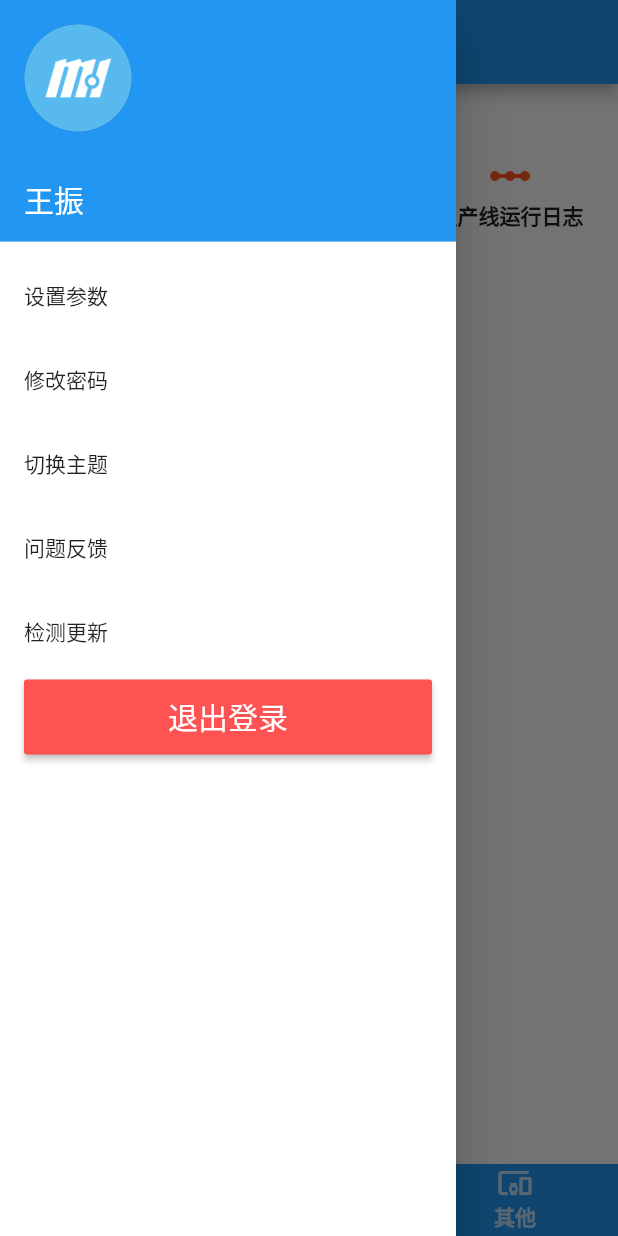
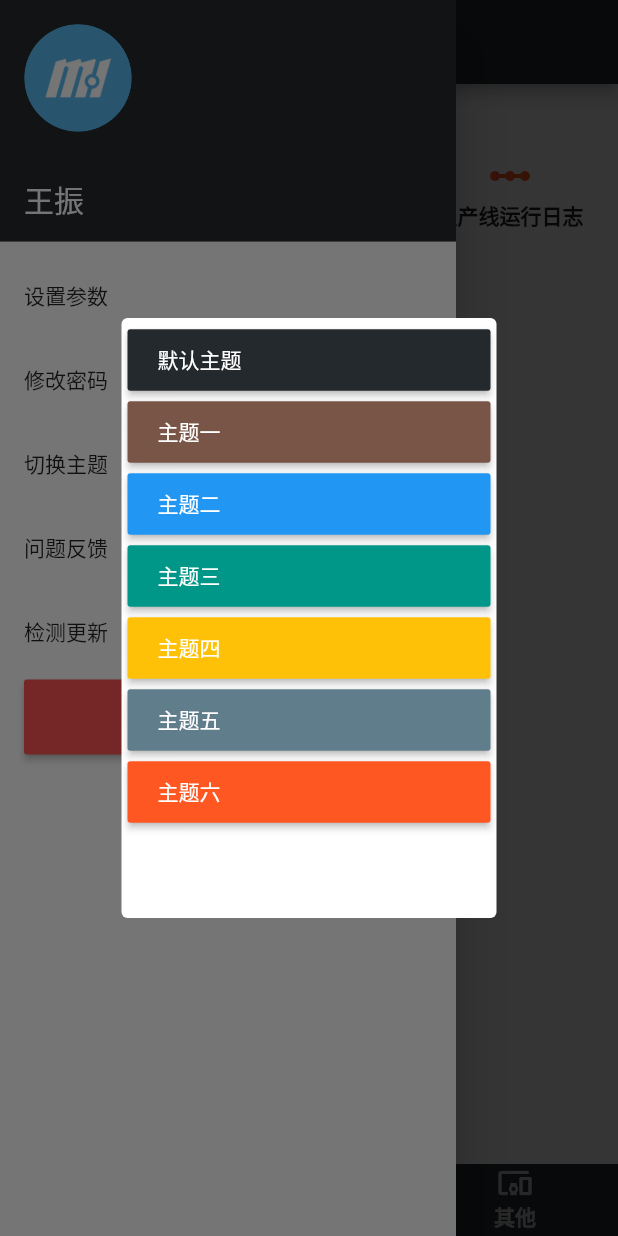
Before and after one commit to bp1907/wanmatest, a Flutter app: the HomePage screen opened by its route, in the side drawer, after a tap on "切换主题", on a phone screen of 412 x 824 dp. Run offline on Flutter 3.47's test engine with Material 2 defaults, Android fonts, the phone set to English and light mode, and no system bars; our stand-ins replace flutter_redux, redux, shared_preferences; accounts and stored records are empty; statements that could not run were skipped.

Commit message:
万马app测试

```diff
--- a/lib/common/model/User.dart
+++ b/lib/common/model/User.dart
@@ -0,0 +1,9 @@
+class User {
+  String userName;
+  String password;
+
+  User(this.userName,this.password);
+
+  // 命名构造函数
+  User.empty();
+}
--- /dev/null
+++ b/lib/common/redux/theme_data_reducer.dart
@@ -0,0 +1,23 @@
+import 'package:flutter/material.dart';
+import 'package:redux/redux.dart';
+
+///通过 flutter_redux 的 combineReducers，实现 Reducer 方法
+final themeDataReducer = combineReducers<ThemeData>([
+  ///将 Action 、处理 Action 的方法、State 绑定
+  TypedReducer<ThemeData,RefreshThemeDataAction>(_refresh),
+]);
+
+///定义处理 Action 行为的方法，返回新的 State
+ThemeData _refresh(ThemeData themeData, action) {
+  themeData = action.themeData;
+  return themeData;
+}
+
+///定义一个 Action 类
+///将该 Action 在 Reducer 中与处理该Action的方法绑定
+class RefreshThemeDataAction {
+
+  final ThemeData themeData;
+
+  RefreshThemeDataAction(this.themeData);
+}
--- a/lib/common/redux/wm_state.dart
+++ b/lib/common/redux/wm_state.dart
@@ -1,7 +1,24 @@
-
+import 'package:flutter/material.dart';
+import 'package:wanma_sample/common/model/User.dart';
+import 'package:wanma_sample/common/redux/user_reducer.dart';
+import 'package:wanma_sample/common/redux/theme_data_reducer.dart';
 
 ///Redux全局State store的对象，保存state数据
 class WMState {
   //用户信息
+  User userInfo;
+  //主题数据
+  ThemeData themeData;
+  //构造方法
+  WMState({this.userInfo,this.themeData});
+}
 
+//创建reducer
+//自定义reducer用于创建store
+WMState appReducer(WMState state, action) {
+  return WMState(
+    //通过UserReducer将WMState内的userInfo和action关联一起
+    userInfo: userReducer(state.userInfo,action),
+    themeData: themeDataReducer(state.themeData,action),
+  );
 }
--- a/lib/common/style/wm_style.dart
+++ b/lib/common/style/wm_style.dart
@@ -0,0 +1,29 @@
+import 'package:flutter/material.dart';
+
+//颜色
+class WMColors {
+
+  static const String primaryValueString = "#24292E";
+  static const String primaryLightValueString = "#42464b";
+  static const String primaryDarkValueString = "#121917";
+
+  static const int primaryValue = 0xFF24292E;
+  static const int primaryLightValue = 0xFF42464b;
+  static const int primaryDarkValue = 0xFF121917;
+
+  static const MaterialColor primarySwatch = const MaterialColor(
+      primaryValue,
+    const <int, Color>{
+      50: const Color(primaryLightValue),
+      100: const Color(primaryLightValue),
+      200: const Color(primaryLightValue),
+      300: const Color(primaryLightValue),
+      400: const Color(primaryLightValue),
+      500: const Color(primaryValue),
+      600: const Color(primaryDarkValue),
+      700: const Color(primaryDarkValue),
+      800: const Color(primaryDarkValue),
+      900: const Color(primaryDarkValue),
+    },
+  );
+}
--- a/lib/common/utils/common_utils.dart
+++ b/lib/common/utils/common_utils.dart
@@ -1,3 +1,33 @@
+import 'package:flutter/material.dart';
+import 'package:redux/redux.dart';
+import 'package:wanma_sample/common/style/wm_style.dart';
+import 'package:wanma_sample/common/redux/theme_data_reducer.dart';
+import 'package:wanma_sample/common/local/local_storage.dart';
+
 class CommonUtils {
 
+  static getThemeData(Color color) {
+    return ThemeData(primarySwatch: color,platform: TargetPlatform.android);
+  }
+
+  ///store发送action，更新主题
+  static pushTheme(Store store,int index) {
+    ThemeData themeData;
+    List<Color> colors = getThemeListColor();
+    themeData = getThemeData(colors[index]);
+    store.dispatch(RefreshThemeDataAction(themeData));
+    LocalStorage.save('local_theme', index.toString());
+  }
+
+  static List<Color> getThemeListColor() {
+    return [
+      WMColors.primarySwatch,
+      Colors.brown,
+      Colors.blue,
+      Colors.teal,
+      Colors.amber,
+      Colors.blueGrey,
+      Colors.deepOrange,
+    ];
+  }
 }
--- a/lib/main.dart
+++ b/lib/main.dart
@@ -1,21 +1,50 @@
 import 'package:flutter/material.dart';
 import 'package:wanma_sample/page/login_page.dart';
 import 'package:wanma_sample/page/home_page.dart';
+import 'package:wanma_sample/common/redux/wm_state.dart';
+import 'package:redux/redux.dart';
+import 'package:flutter_redux/flutter_redux.dart';
+import 'package:wanma_sample/common/model/User.dart';
+import 'package:wanma_sample/common/utils/common_utils.dart';
+import 'package:wanma_sample/common/style/wm_style.dart';
+import 'package:wanma_sample/page/gfz/order_status.dart';
 
 void main() => runApp(MyApp());
 
 class MyApp extends StatelessWidget {
+
+  /// 创建Store，引用 WMState 中的 appReducer 实现 Reducer 方法
+  /// initialState 初始化 State
+  final store = Store<WMState>(
+    appReducer,
+    ///初始化数据
+    initialState: WMState(
+      userInfo: User.empty(),
+      themeData: CommonUtils.getThemeData(WMColors.primarySwatch),
+    )
+  );
+
+  MyApp({Key key}) : super(key : key);
+
   @override
   Widget build(BuildContext context) {
+    /// 通过 StoreProvider 应用 store
+    return StoreProvider(
+        store: store,
+        child: StoreBuilder<WMState>(
+            builder: (context, store) {
               return MaterialApp(
                 title: '万马集团',
-      theme: ThemeData(
-        primaryColor: Colors.blue
-      ),
+                theme: store.state.themeData,
                 routes: {
+                  LoginPage.sName: (context) => LoginPage(),
                   HomePage.sName: (context) => HomePage(),
+                  OrderStatus.sName: (context) => OrderStatus(),
                 },
                 home: LoginPage(),
               );
             }
+        ),
+    );
   }
+}
--- a/lib/page/home_page.dart
+++ b/lib/page/home_page.dart
@@ -1,4 +1,9 @@
 import 'package:flutter/material.dart';
+import 'package:wanma_sample/common/utils/common_utils.dart';
+import 'package:redux/redux.dart';
+import 'package:flutter_redux/flutter_redux.dart';
+import 'package:wanma_sample/common/redux/wm_state.dart';
+import 'package:wanma_sample/common/utils/navigator_utils.dart';
 
 ///主页
 
@@ -113,18 +118,61 @@ class HomeDrawer extends StatelessWidget {
   }
 
   //主题切换
-  showThemeDialog(BuildContext context) {
-    List<Color> list = [
-      Colors.brown,
-      Colors.blue,
-      Colors.teal,
-      Colors.amber,
-      Colors.blueGrey,
-      Colors.deepOrange,
+  showThemeDialog(BuildContext context,Store store) {
+    List<String> listStr = [
+      '默认主题',
+      '主题一',
+      '主题二',
+      '主题三',
+      '主题四',
+      '主题五',
+      '主题六',
     ];
+    List<Color> listColor = CommonUtils.getThemeListColor();
+    return showDialog(
+      context: context,
+      builder: (BuildContext context) {
+        return Center(
+          child: Container(
+            width: 250.0,
+            height: 400.0,
+            padding: EdgeInsets.all(4.0),
+            margin: EdgeInsets.all(20.0),
+            decoration: BoxDecoration(
+              color: Colors.white,
+              borderRadius: BorderRadius.all(Radius.circular(4.0)),
+            ),
+            child: ListView.builder(
+              itemCount: listStr.length,
+              itemBuilder: (context,index) {
+                return RaisedButton(
+                  padding: new EdgeInsets.only(left: 20.0, top: 10.0, right: 20.0, bottom: 10.0),
+                  textColor: Colors.white,
+                  color: listColor != null ? listColor[index] : Theme.of(context).primaryColor,
+                  child: Flex(
+                    mainAxisAlignment: MainAxisAlignment.start,
+                    direction: Axis.horizontal,
+                    children: <Widget>[
+                      Text(listStr[index],style: TextStyle(fontSize: 14.0,),maxLines: 2,),
+                    ],
+                    ),
+                  onPressed: (){
+                    Navigator.pop(context);
+                    CommonUtils.pushTheme(store, index);
+                  },
+                );
+              },
+            ),
+          ),
+        );
+      }
+    );
   }
   @override
   Widget build(BuildContext context) {
+    return Material(
+      child: StoreBuilder<WMState>(
+          builder: (context,store){
             return Drawer(
               //侧边栏按钮
               child: Container(
@@ -165,7 +213,7 @@ class HomeDrawer extends StatelessWidget {
                           ListTile(
                             title: Text('切换主题'),
                             onTap: (){
-                      //TODO
+                              showThemeDialog(context,store);
                             },
                           ),
                           ListTile(
@@ -193,7 +241,7 @@ class HomeDrawer extends StatelessWidget {
                                 ],
                               ),
                               onPressed: (){
-                        //TODO
+                                NavigatorUtils.goLogin(context);
                               },
                             ),
                           ),
@@ -202,6 +250,9 @@ class HomeDrawer extends StatelessWidget {
                     ),
                   ),
                 ),
+              ),
+            );
+          },
       ),
     );
   }
@@ -240,7 +291,8 @@ class BusinessPage extends StatelessWidget {
         InkWell(
           child: _renderTab(Icons.store, '订单状态',size: 32.0,color: Colors.deepOrange),
           onTap: (){
-            Scaffold.of(context).showSnackBar(SnackBar(content: Text('暂未开通')));
+            NavigatorUtils.goGfzOrderStatus(context);
+//            Scaffold.of(context).showSnackBar(SnackBar(content: Text('暂未开通')));
           },
         ),
 
```
Also changed, not shown: lib/common/redux/user_reducer.dart (added, +23 -0 lines), lib/common/utils/navigator_utils.dart (+12 -1 lines), lib/page/gfz/order_status.dart (added, +69 -0 lines), lib/page/login_page.dart (+13 -1 lines). Lines whose indentation alone changed are shown as unchanged.
